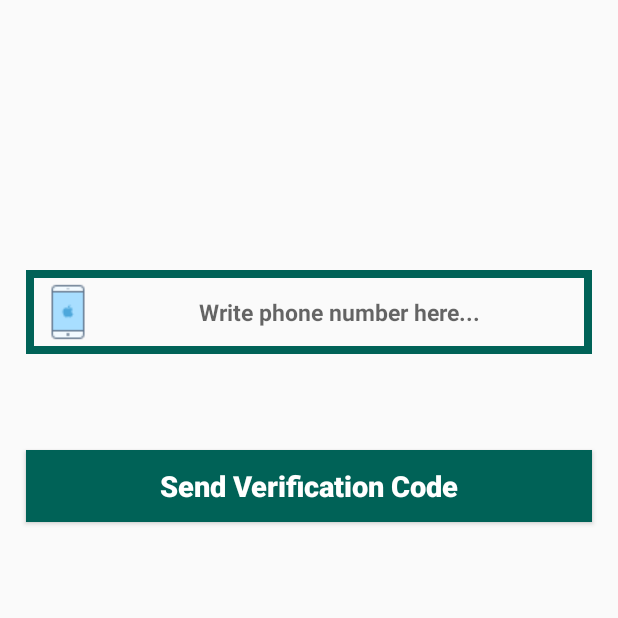
After one commit to Quantth1302/flirtatious-chatapp, an Android app: the PhoneLoginActivity screen opened directly, with no data from a screen before it, on a phone screen of 412 x 824 dp, the top half of it. The commit adds this screen. Run offline under Robolectric (Android 15) with nearby library versions, the phone set to English and light mode, and no system bars; our stand-ins replace Firebase (no records; nobody signed in at launch, a user with empty details on screens opened directly).

Commit message:
build phone login, upload profile picture

```diff
--- a/app/build.gradle
+++ b/app/build.gradle
@@ -31,6 +31,10 @@ dependencies {
     implementation 'com.google.firebase:firebase-database:16.0.4'
     implementation 'com.google.firebase:firebase-storage:16.0.4'
     implementation 'de.hdodenhof:circleimageview:3.0.1'
+
+    implementation 'com.theartofdev.edmodo:android-image-cropper:2.8.+'
+    implementation 'com.squareup.picasso:picasso:2.71828'
+
     testImplementation 'junit:junit:4.12'
     androidTestImplementation 'androidx.test.ext:junit:1.1.1'
     androidTestImplementation 'androidx.test.espresso:espresso-core:3.2.0'
--- a/app/src/main/AndroidManifest.xml
+++ b/app/src/main/AndroidManifest.xml
@@ -11,7 +11,8 @@
         android:roundIcon="@mipmap/ic_launcher_round"
         android:supportsRtl="true"
         android:theme="@style/AppTheme">
-        <activity android:name=".activity.GroupChatActivity"></activity>
+        <activity android:name=".activity.PhoneLoginActivity"></activity>
+        <activity android:name=".activity.GroupChatActivity" />
         <activity android:name=".activity.SettingsActivity" />
         <activity android:name=".activity.RegisterActivity" />
         <activity android:name=".activity.LoginActivity" />
@@ -22,6 +23,9 @@
                 <category android:name="android.intent.category.LAUNCHER" />
             </intent-filter>
         </activity>
+
+        <activity android:name="com.theartofdev.edmodo.cropper.CropImageActivity"
+            android:theme="@style/Base.Theme.AppCompat"/> <!-- optional (needed if default theme has no action bar) -->
     </application>
 
 </manifest>
--- /dev/null
+++ b/app/src/main/res/layout/activity_phone_login.xml
@@ -0,0 +1,79 @@
+<?xml version="1.0" encoding="utf-8"?>
+<RelativeLayout xmlns:android="http://schemas.android.com/apk/res/android"
+    xmlns:app="http://schemas.android.com/apk/res-auto"
+    xmlns:tools="http://schemas.android.com/tools"
+    android:layout_width="match_parent"
+    android:layout_height="match_parent"
+    tools:context=".activity.PhoneLoginActivity">
+
+    <EditText
+        android:id="@+id/phone_nnumber_input"
+        android:layout_width="match_parent"
+        android:layout_height="wrap_content"
+        android:layout_alignParentStart="true"
+        android:layout_marginStart="17dp"
+        android:layout_marginTop="180dp"
+        android:layout_marginEnd="17dp"
+        android:background="@drawable/inputs"
+        android:drawableStart="@drawable/phone"
+        android:hint="Write phone number here..."
+        android:padding="8dp"
+        android:textAlignment="center"
+        android:textAllCaps="false"
+        android:textSize="15sp"
+        android:textStyle="bold" />
+
+    <EditText
+        android:id="@+id/verification_code_input"
+        android:layout_width="match_parent"
+        android:layout_height="wrap_content"
+        android:layout_below="@+id/phone_nnumber_input"
+        android:layout_alignParentStart="true"
+        android:layout_marginStart="17dp"
+        android:layout_marginTop="4dp"
+        android:layout_marginEnd="17dp"
+        android:background="@drawable/inputs"
+        android:drawableStart="@drawable/password"
+        android:hint="Write verification code here..."
+        android:padding="5dp"
+        android:textAlignment="center"
+        android:textAllCaps="false"
+        android:textSize="15sp"
+        android:textStyle="bold"
+        android:visibility="invisible" />
+
+
+    <Button
+        android:id="@+id/send_ver_code_button"
+        android:layout_width="match_parent"
+        android:layout_height="wrap_content"
+        android:layout_below="@+id/verification_code_input"
+        android:layout_marginStart="17dp"
+        android:layout_marginTop="1dp"
+        android:layout_marginEnd="17dp"
+        android:background="@drawable/buttons"
+        android:text="Send Verification Code"
+        android:textAlignment="center"
+        android:textAllCaps="false"
+        android:textColor="@android:color/background_light"
+        android:textSize="19sp"
+        android:textStyle="bold" />
+
+    <Button
+        android:id="@+id/verify_button"
+        android:layout_width="match_parent"
+        android:layout_height="wrap_content"
+        android:layout_below="@+id/send_ver_code_button"
+        android:layout_marginStart="17dp"
+        android:layout_marginTop="1dp"
+        android:layout_marginEnd="17dp"
+        android:background="@drawable/buttons"
+        android:text="Verify"
+        android:textAlignment="center"
+        android:textAllCaps="false"
+        android:textColor="@android:color/background_light"
+        android:textSize="19sp"
+        android:textStyle="bold"
+        android:visibility="invisible" />
+
+</RelativeLayout>
```
Also changed, not shown: app/src/main/java/com/quannv/flirtatiouschat/activity/LoginActivity.java (+9 -0 lines), app/src/main/java/com/quannv/flirtatiouschat/activity/PhoneLoginActivity.java (added, +157 -0 lines), app/src/main/java/com/quannv/flirtatiouschat/activity/SettingsActivity.java (+115 -22 lines).
